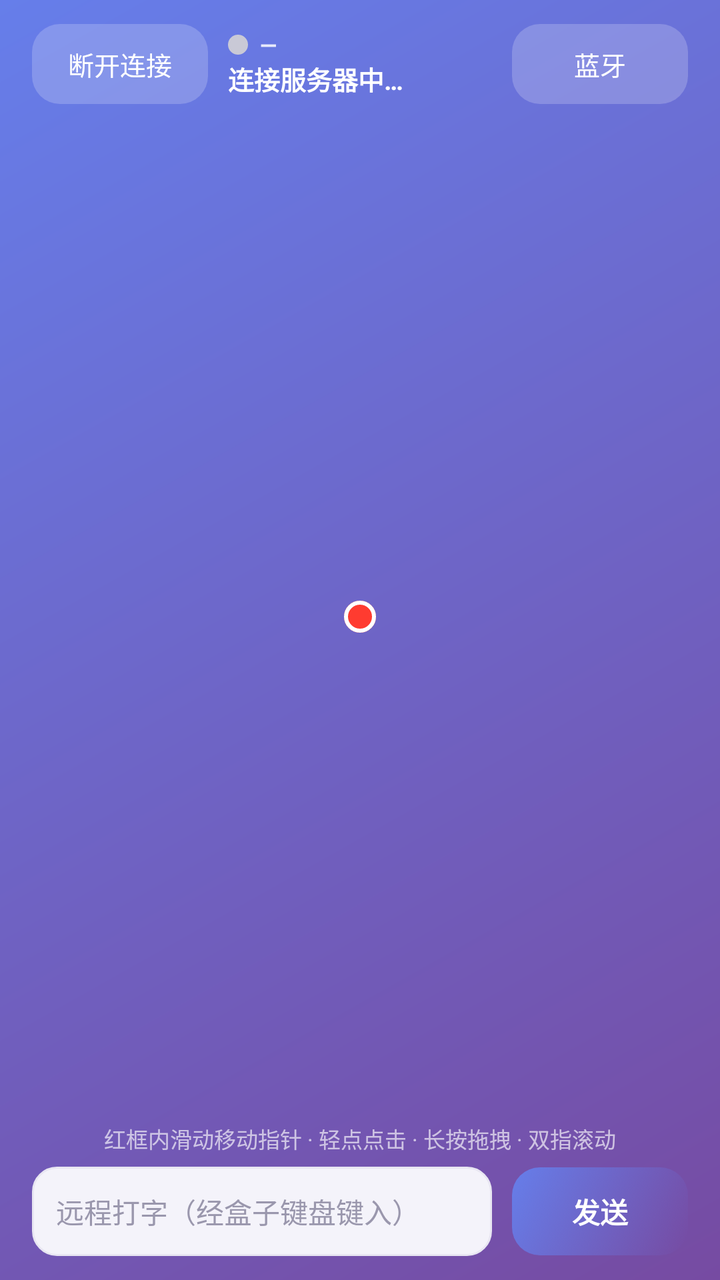
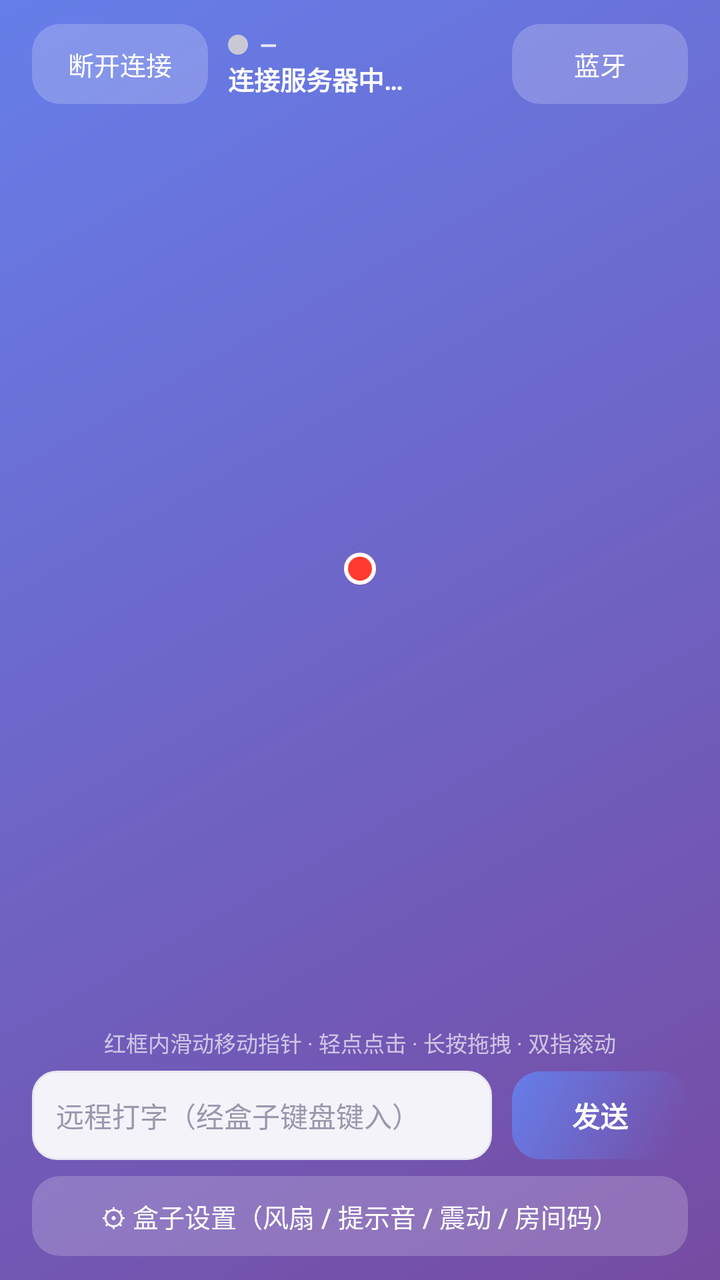

Before-and-after screenshots of an Android layout around one commit, followed by the original layout XML and the change that was made.
<!-- AndroidManifest.xml: application theme Theme.RCViewer -->
<!-- res/layout/activity_control.xml -->
<?xml version="1.0" encoding="utf-8"?>
<LinearLayout xmlns:android="http://schemas.android.com/apk/res/android"
    android:layout_width="match_parent"
    android:layout_height="match_parent"
    android:orientation="vertical"
    android:paddingLeft="16dp"
    android:paddingRight="16dp"
    android:paddingTop="12dp"
    android:paddingBottom="12dp">

    
    <LinearLayout
        android:layout_width="match_parent"
        android:layout_height="wrap_content"
        android:gravity="center_vertical"
        android:orientation="horizontal">

        <Button
            android:id="@+id/disconnectButton"
            android:layout_width="wrap_content"
            android:layout_height="40dp"
            android:background="@drawable/bg_btn_ghost"
            android:paddingLeft="16dp"
            android:paddingRight="16dp"
            android:stateListAnimator="@null"
            android:text="断开连接"
            android:textColor="#FFFFFF"
            android:textSize="13sp" />

        <LinearLayout
            android:layout_width="0dp"
            android:layout_height="wrap_content"
            android:layout_marginLeft="10dp"
            android:layout_weight="1"
            android:orientation="vertical">

            <LinearLayout
                android:layout_width="wrap_content"
                android:layout_height="wrap_content"
                android:gravity="center_vertical"
                android:orientation="horizontal">

                <ImageView
                    android:id="@+id/statusDot"
                    android:layout_width="10dp"
                    android:layout_height="10dp"
                    android:contentDescription="连接状态"
                    android:src="@drawable/dot_idle" />

                <TextView
                    android:id="@+id/roomChip"
                    android:layout_width="wrap_content"
                    android:layout_height="wrap_content"
                    android:layout_marginLeft="6dp"
                    android:text="—"
                    android:textColor="#d8ffffff"
                    android:textSize="11sp"
                    android:textStyle="bold" />
            </LinearLayout>

            <TextView
                android:id="@+id/statusLabel"
                android:layout_width="wrap_content"
                android:layout_height="wrap_content"
                android:ellipsize="end"
                android:maxLines="1"
                android:text="连接服务器中…"
                android:textColor="#FFFFFF"
                android:textSize="13sp"
                android:textStyle="bold" />
        </LinearLayout>

        <Button
            android:id="@+id/btButton"
            android:layout_width="wrap_content"
            android:layout_height="40dp"
            android:background="@drawable/bg_btn_ghost"
            android:paddingLeft="14dp"
            android:paddingRight="14dp"
            android:stateListAnimator="@null"
            android:text="蓝牙"
            android:textColor="#FFFFFF"
            android:textSize="13sp" />
    </LinearLayout>

    
    <FrameLayout
        android:id="@+id/padContainer"
        android:layout_width="match_parent"
        android:layout_height="0dp"
        android:layout_marginTop="12dp"
        android:layout_weight="1">

        <FrameLayout
            android:id="@+id/padFrame"
            android:layout_width="wrap_content"
            android:layout_height="wrap_content"
            android:layout_gravity="center"
            android:background="@drawable/bg_pad">

            <View
                android:id="@+id/pointerDot"
                android:layout_width="16dp"
                android:layout_height="16dp"
                android:background="@drawable/pointer_dot"
                android:contentDescription="指针位置" />
        </FrameLayout>

        
        <TextView
            android:id="@+id/offlineOverlay"
            android:layout_width="wrap_content"
            android:layout_height="wrap_content"
            android:layout_gravity="center"
            android:background="@drawable/bg_overlay"
            android:gravity="center"
            android:paddingLeft="24dp"
            android:paddingRight="24dp"
            android:paddingTop="18dp"
            android:paddingBottom="18dp"
            android:text="桥接盒未连接\n\n服务器已连上，但房间里没有小盒子\n无法远程操作 iPhone\n\n盒子通电联网后会自动恢复"
            android:textColor="#FFFFFF"
            android:textSize="13sp"
            android:visibility="gone" />
    </FrameLayout>

    
    <TextView
        android:layout_width="match_parent"
        android:layout_height="wrap_content"
        android:layout_marginTop="8dp"
        android:gravity="center"
        android:text="红框内滑动移动指针 · 轻点点击 · 长按拖拽 · 双指滚动"
        android:textColor="#a6ffffff"
        android:textSize="11sp" />

    
    <LinearLayout
        android:layout_width="match_parent"
        android:layout_height="wrap_content"
        android:layout_marginTop="6dp"
        android:gravity="center_vertical"
        android:orientation="horizontal">

        <EditText
            android:id="@+id/textInput"
            android:layout_width="0dp"
            android:layout_height="wrap_content"
            android:layout_weight="1"
            android:background="@drawable/bg_input"
            android:hint="远程打字（经盒子键盘键入）"
            android:imeOptions="actionSend"
            android:inputType="text"
            android:padding="12dp"
            android:textColor="@color/ink"
            android:textSize="14sp" />

        <Button
            android:id="@+id/sendTextButton"
            android:layout_width="wrap_content"
            android:layout_height="44dp"
            android:layout_marginLeft="10dp"
            android:background="@drawable/bg_btn_primary"
            android:stateListAnimator="@null"
            android:text="发送"
            android:textColor="#FFFFFF"
            android:textStyle="bold" />
    </LinearLayout>

</LinearLayout>
<!-- resources referenced by this layout -->
<resources>
  <color name="ink">#2d2a3e</color>
  <!-- drawable bg_btn_ghost (drawable) -->
  <?xml version="1.0" encoding="utf-8"?>
  <selector xmlns:android="http://schemas.android.com/apk/res/android">
      <item android:state_pressed="true">
          <shape>
              <solid android:color="#4dffffff" />
              <corners android:radius="14dp" />
          </shape>
      </item>
      <item>
          <shape>
              <solid android:color="#33ffffff" />
              <corners android:radius="14dp" />
          </shape>
      </item>
  </selector>
  <!-- drawable bg_btn_primary (drawable) -->
  <?xml version="1.0" encoding="utf-8"?>
  <selector xmlns:android="http://schemas.android.com/apk/res/android">
      <item android:state_pressed="true">
          <shape>
              <gradient android:angle="315"
                  android:startColor="#5568d5" android:endColor="#6a4396" />
              <corners android:radius="14dp" />
          </shape>
      </item>
      <item>
          <shape>
              <gradient android:angle="315"
                  android:startColor="@color/brand_start" android:endColor="@color/brand_end" />
              <corners android:radius="14dp" />
          </shape>
      </item>
  </selector>
  <!-- drawable bg_input (drawable) -->
  <?xml version="1.0" encoding="utf-8"?>
  <shape xmlns:android="http://schemas.android.com/apk/res/android">
      <solid android:color="@color/field_bg" />
      <stroke android:width="1dp" android:color="@color/field_stroke" />
      <corners android:radius="12dp" />
  </shape>
  <!-- drawable bg_overlay (drawable) -->
  <?xml version="1.0" encoding="utf-8"?>
  <shape xmlns:android="http://schemas.android.com/apk/res/android">
      <solid android:color="#cc1b1730" />
      <corners android:radius="16dp" />
  </shape>
  <!-- drawable bg_pad (drawable) -->
  <?xml version="1.0" encoding="utf-8"?>
  <shape xmlns:android="http://schemas.android.com/apk/res/android">
      <solid android:color="#161322" />
      <stroke android:width="3dp" android:color="#ff3b30" />
      <corners android:radius="16dp" />
  </shape>
  <!-- drawable dot_idle (drawable) -->
  <?xml version="1.0" encoding="utf-8"?>
  <shape xmlns:android="http://schemas.android.com/apk/res/android"
      android:shape="oval">
      <solid android:color="@color/dot_idle" />
      <size android:width="12dp" android:height="12dp" />
  </shape>
  <!-- drawable pointer_dot (drawable) -->
  <?xml version="1.0" encoding="utf-8"?>
  <shape xmlns:android="http://schemas.android.com/apk/res/android"
      android:shape="oval">
      <solid android:color="#ff3b30" />
      <stroke android:width="2dp" android:color="#FFFFFF" />
      <size android:width="16dp" android:height="16dp" />
  </shape>
  <style name="Theme.RCViewer" parent="Theme.AppCompat.NoActionBar">
          <item name="colorPrimary">@color/brand_start</item>
          <item name="colorPrimaryDark">@color/brand_deep</item>
          <item name="colorAccent">@color/brand_end</item>
          <item name="android:statusBarColor">@color/brand_deep</item>
          <item name="android:windowBackground">@drawable/bg_gradient</item>
          <item name="android:textColorHint">#9a97ad</item>
      </style>
  <color name="brand_start">#667eea</color>
  <color name="brand_end">#764ba2</color>
  <color name="field_bg">#f4f3fa</color>
  <color name="field_stroke">#e8e6f2</color>
  <color name="dot_idle">#c9c9d6</color>
  <color name="brand_deep">#5a63d6</color>
  <!-- drawable bg_gradient (drawable) -->
  <?xml version="1.0" encoding="utf-8"?>
  <shape xmlns:android="http://schemas.android.com/apk/res/android">
      <gradient
          android:angle="315"
          android:startColor="@color/brand_start"
          android:endColor="@color/brand_end"
          android:type="linear" />
  </shape>
</resources>

<!-- the commit's change to res/layout/activity_control.xml (unified diff, before → after) -->
@@ -167,4 +167,16 @@
             android:textStyle="bold" />
     </LinearLayout>
 
+    
+    <Button
+        android:id="@+id/settingsButton"
+        android:layout_width="match_parent"
+        android:layout_height="40dp"
+        android:layout_marginTop="8dp"
+        android:background="@drawable/bg_btn_ghost"
+        android:stateListAnimator="@null"
+        android:text="⚙ 盒子设置（风扇 / 提示音 / 震动 / 房间码）"
+        android:textColor="#FFFFFF"
+        android:textSize="13sp" />
+
 </LinearLayout>
